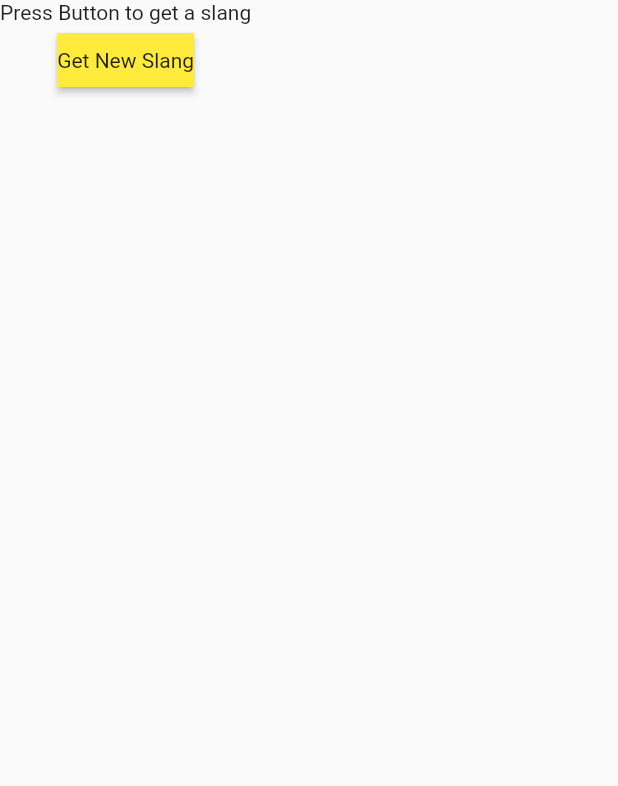
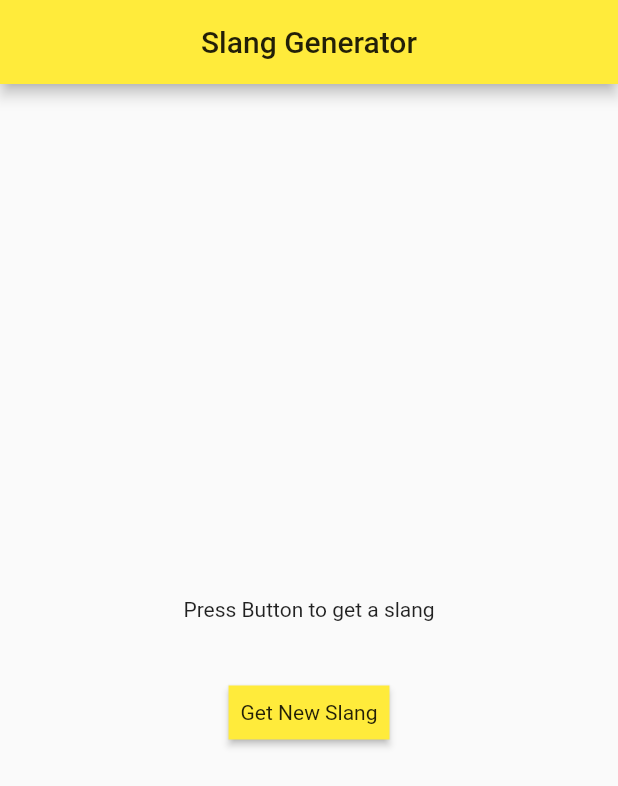
Before and after one commit to thisisamank/bloc-example-slang-api, a Flutter app: the screen it shows after launch, on a phone screen of 412 x 824 dp. Shown: the top 786 px of the screen. Run offline on Flutter 3.47's test engine with Material 2 defaults, Android fonts, the phone set to English and light mode, and no system bars; our stand-ins replace bloc, equatable, flutter_bloc.

Commit message:
UI improved

```diff
--- a/lib/main.dart
+++ b/lib/main.dart
@@ -12,9 +12,9 @@ class MyApp extends StatelessWidget {
     return BlocProvider<SlangBloc>(
       create: (context) => SlangBloc(),
       child: MaterialApp(
-        title: 'Flutter Demo',
+        title: 'Slang Generator!',
         theme: ThemeData(
-          primarySwatch: Colors.blue,
+          primarySwatch: Colors.yellow,
           visualDensity: VisualDensity.adaptivePlatformDensity,
         ),
         home: HomePage(),
@@ -27,29 +27,55 @@ class HomePage extends StatelessWidget {
   @override
   Widget build(BuildContext context) {
     return Scaffold(
+      appBar: AppBar(
+        centerTitle: true,
+        title: Text("Slang Generator"),
+      ),
       body: SafeArea(
         child: Column(
+          crossAxisAlignment: CrossAxisAlignment.center,
+          mainAxisAlignment: MainAxisAlignment.center,
           children: [
-            BlocBuilder<SlangBloc, SlangState>(
+            Container(
+              width: 300,
+              height: 50,
+              child: BlocBuilder<SlangBloc, SlangState>(
                 builder: (context, state) {
                   if (state is SlangInitial) {
-                  return Text("Press Button to get a slang");
+                    return Center(
+                      child: Text("Press Button to get a slang"),
+                    );
                   }
                   if (state is SlangLoading) {
-                  return CircularProgressIndicator();
+                    return Center(
+                      child: CircularProgressIndicator(),
+                    );
                   } else if (state is SlangLoaded) {
-                  return Text('${state.slang.insult}');
+                    return Center(
+                      child: Text('${state.slang.insult}'),
+                    );
                   } else {
-                  return Text("Something Went Wrong");
+                    return Center(
+                      child: Text("Something Went Wrong"),
+                    );
                   }
                 },
               ),
-            RawMaterialButton(
+            ),
+            SizedBox(
+              height: 20,
+            ),
+            Center(
+              child: RawMaterialButton(
                 onPressed: () {
                   BlocProvider.of<SlangBloc>(context).add(GetSlangEvent());
                 },
                 fillColor: Colors.yellow,
+                child: Padding(
+                  padding: EdgeInsets.all(8.0),
                   child: Text("Get New Slang"),
+                ),
+              ),
             )
           ],
         ),
```
Lines whose indentation alone changed are shown as unchanged.
